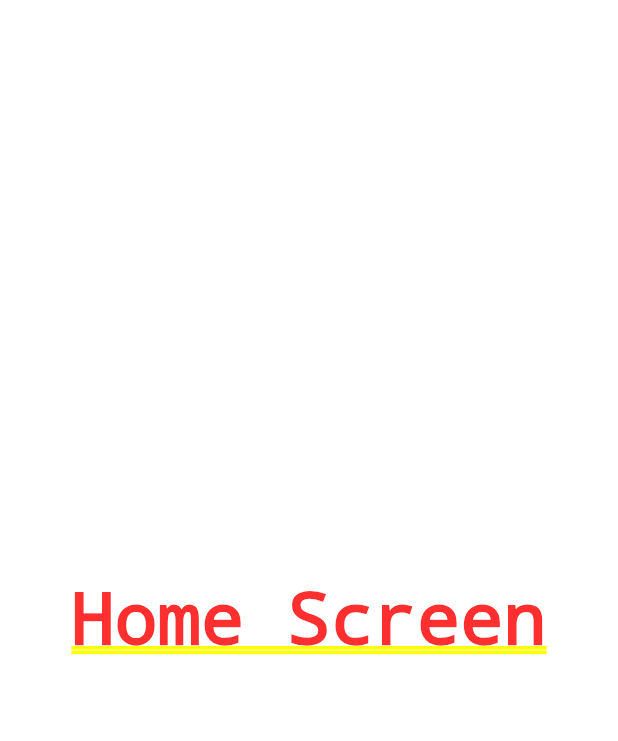
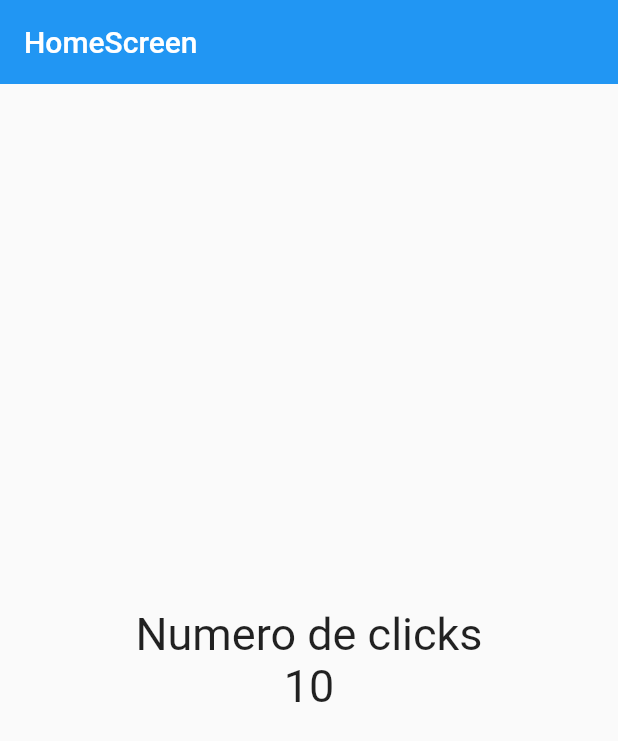
Before and after one commit to owenCosinga/Curso_Flutter_Practica, a Flutter app: the screen it shows after launch, on a phone screen of 412 x 824 dp. Shown: the top 741 px of the screen. Run offline on Flutter 3.47's test engine with Material 2 defaults, Android fonts, the phone set to English and light mode, and no system bars.

Commit message:
este es una practica del curso que consiste en centrar y dar diseño a los textos

```diff
--- a/lib/screens/home_screen.dart
+++ b/lib/screens/home_screen.dart
@@ -5,8 +5,27 @@ class HomeScreen extends StatelessWidget {
 
   @override
   Widget build(BuildContext context) {
-    return const Center(
-      child: Text('Home Screen'),
+    const fontSize30 = TextStyle(fontSize: 30);
+    return Scaffold(
+      appBar: AppBar(
+        title: const Text('HomeScreen'),
+        elevation: 0,
+      ),
+      body: Center(
+        child: Column(
+          mainAxisAlignment: MainAxisAlignment.center,
+          children: const [
+            Text(
+              'Numero de clicks',
+              style: fontSize30,
+            ),
+            Text(
+              '10',
+              style: fontSize30,
+            ),
+          ],
+        ),
+      ),
     );
   }
 }
```
